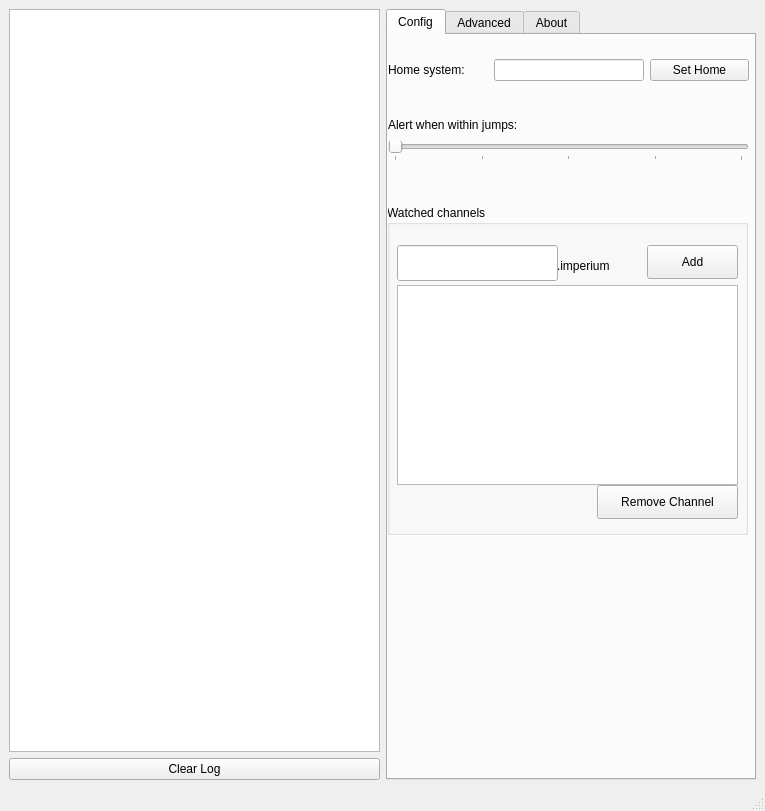
First picture: the form in pie/gui/mainwindow.ui, repository Riftr/intelpy, before the edit.
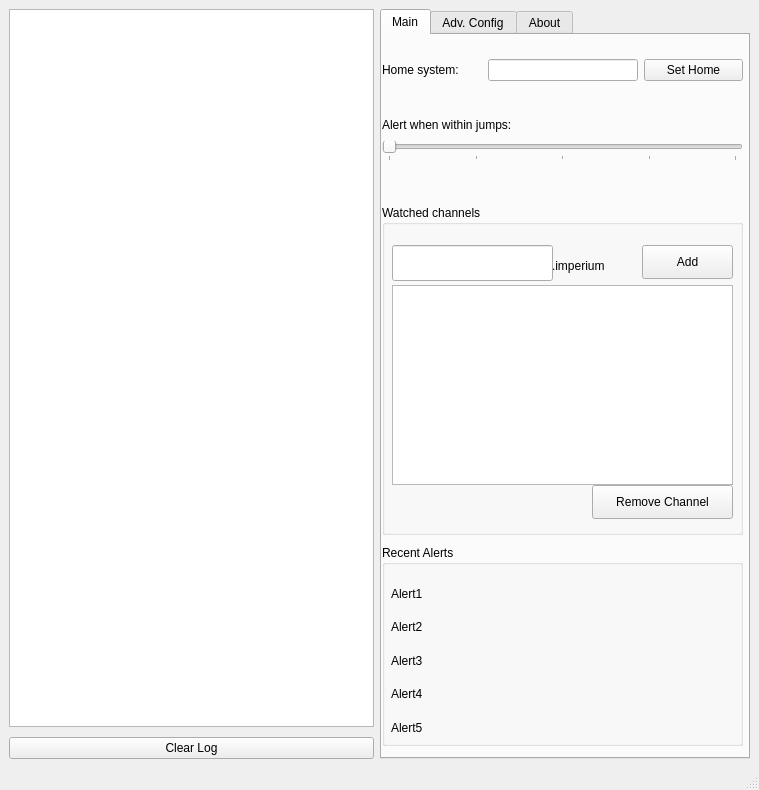
Second picture: the form after the edit. Icons and pictures are not drawn.

Commit message: added eve time to statusbar, overhauled the UI a bit to allow resizing, added template recent alerts to UI

What changed in the file:
```diff
--- a/pie/gui/mainwindow.ui
+++ b/pie/gui/mainwindow.ui
@@ -6,20 +6,20 @@
    <rect>
     <x>0</x>
     <y>0</y>
-    <width>765</width>
-    <height>811</height>
+    <width>759</width>
+    <height>790</height>
    </rect>
   </property>
   <property name="minimumSize">
    <size>
-    <width>765</width>
-    <height>811</height>
+    <width>0</width>
+    <height>0</height>
    </size>
   </property>
   <property name="maximumSize">
    <size>
-    <width>765</width>
-    <height>811</height>
+    <width>759</width>
+    <height>16777215</height>
    </size>
   </property>
   <property name="windowTitle">
@@ -27,10 +27,16 @@
   </property>
   <widget class="QWidget" name="centralwidget">
    <layout class="QHBoxLayout" name="horizontalLayout">
+    <property name="sizeConstraint">
+     <enum>QLayout::SetNoConstraint</enum>
+    </property>
     <item>
      <layout class="QHBoxLayout" name="mainHorizontalLayout">
       <item>
        <layout class="QVBoxLayout" name="leftSideVerticalLayout">
+        <property name="spacing">
+         <number>10</number>
+        </property>
         <item>
          <widget class="QTextEdit" name="logTextEdit">
           <property name="maximumSize">
@@ -72,8 +78,8 @@
       </item>
       <item>
        <layout class="QVBoxLayout" name="rightSideVLayout">
-        <property name="sizeConstraint">
-         <enum>QLayout::SetFixedSize</enum>
+        <property name="spacing">
+         <number>10</number>
         </property>
         <item>
          <widget class="QTabWidget" name="tab_widget">
@@ -83,6 +89,12 @@
             <verstretch>0</verstretch>
            </sizepolicy>
           </property>
+          <property name="minimumSize">
+           <size>
+            <width>370</width>
+            <height>0</height>
+           </size>
+          </property>
           <property name="focusPolicy">
            <enum>Qt::NoFocus</enum>
           </property>
@@ -91,7 +103,7 @@
           </property>
           <widget class="QWidget" name="config_tab">
            <attribute name="title">
-            <string>Config</string>
+            <string>Main</string>
            </attribute>
            <widget class="QWidget" name="layoutWidget">
             <property name="geometry">
@@ -144,7 +156,7 @@
            <widget class="QGroupBox" name="watchedChannelsGroupBox">
             <property name="geometry">
              <rect>
-              <x>-1</x>
+              <x>0</x>
               <y>170</y>
               <width>361</width>
               <height>330</height>
@@ -177,7 +189,7 @@
              <property name="minimumSize">
               <size>
                <width>0</width>
-               <height>200</height>
+               <height>100</height>
               </size>
              </property>
              <property name="uniformItemSizes">
@@ -300,10 +312,70 @@
              </item>
             </layout>
            </widget>
+           <widget class="QGroupBox" name="groupBox">
+            <property name="geometry">
+             <rect>
+              <x>0</x>
+              <y>510</y>
+              <width>361</width>
+              <height>201</height>
+             </rect>
+            </property>
+            <property name="title">
+             <string>Recent Alerts</string>
+            </property>
+            <widget class="QWidget" name="verticalLayoutWidget_3">
+             <property name="geometry">
+              <rect>
+               <x>9</x>
+               <y>35</y>
+               <width>341</width>
+               <height>161</height>
+              </rect>
+             </property>
+             <layout class="QVBoxLayout" name="verticalLayout_4">
+              <item>
+               <widget class="QLabel" name="label_recentalert1">
+                <property name="text">
+                 <string>Alert1</string>
+                </property>
+               </widget>
+              </item>
+              <item>
+               <widget class="QLabel" name="label_recentalert4">
+                <property name="text">
+                 <string>Alert2</string>
+                </property>
+               </widget>
+              </item>
+              <item>
+               <widget class="QLabel" name="label_recentalert3">
+                <property name="text">
+                 <string>Alert3</string>
+                </property>
+               </widget>
+              </item>
+              <item>
+               <widget class="QLabel" name="label_recentalert5">
+                <property name="text">
+                 <string>Alert4</string>
+                </property>
+               </widget>
+              </item>
+              <item>
+               <widget class="QLabel" name="label_recentalert2">
+                <property name="text">
+                 <string>Alert5</string>
+                </property>
+               </widget>
+              </item>
+             </layout>
+            </widget>
+           </widget>
           </widget>
           <widget class="QWidget" name="advancedtab">
            <attribute name="title">
-            <string>Advanced</string>
+            <string>Adv. Config</string>
            </attribute>
            <widget class="QWidget" name="layoutWidget_2">
             <property name="geometry">
@@ -626,7 +698,13 @@
     </item>
    </layout>
   </widget>
-  <widget class="QStatusBar" name="statusbar"/>
+  <widget class="QStatusBar" name="eve_statusbar">
+   <property name="font">
+    <font>
+     <pointsize>10</pointsize>
+    </font>
+   </property>
+  </widget>
  </widget>
  <tabstops>
   <tabstop>lineEditHome_System</tabstop>
```
Left out of the diff: 2 changed lines with no effect on the pictures. The commit also changes 2 other files.
